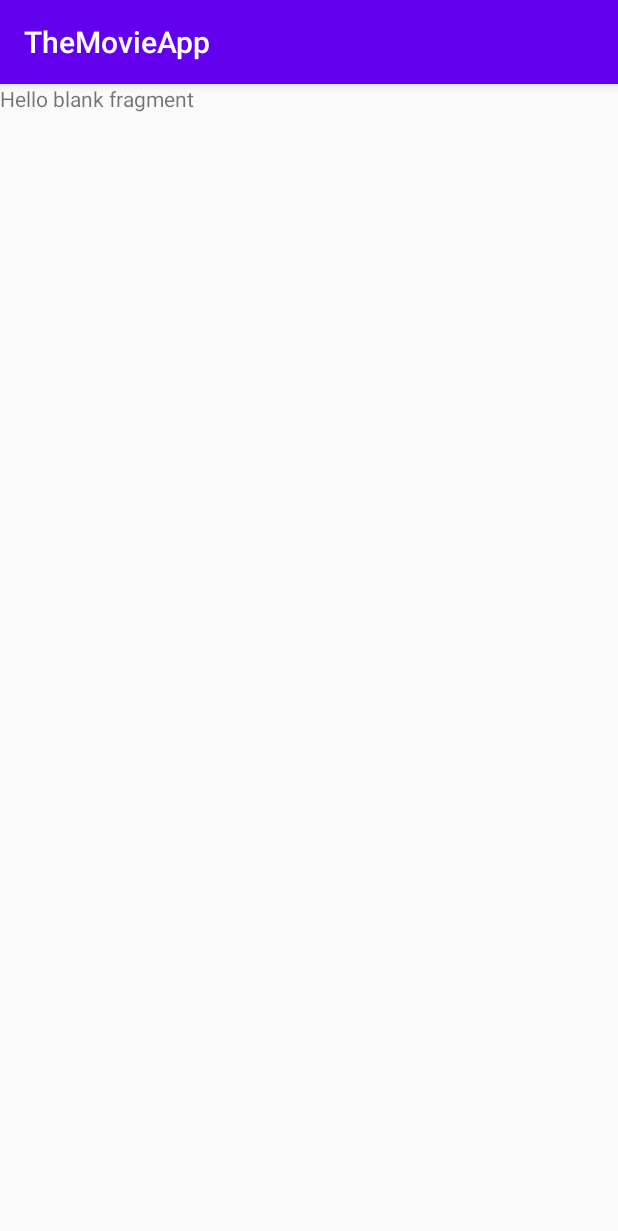
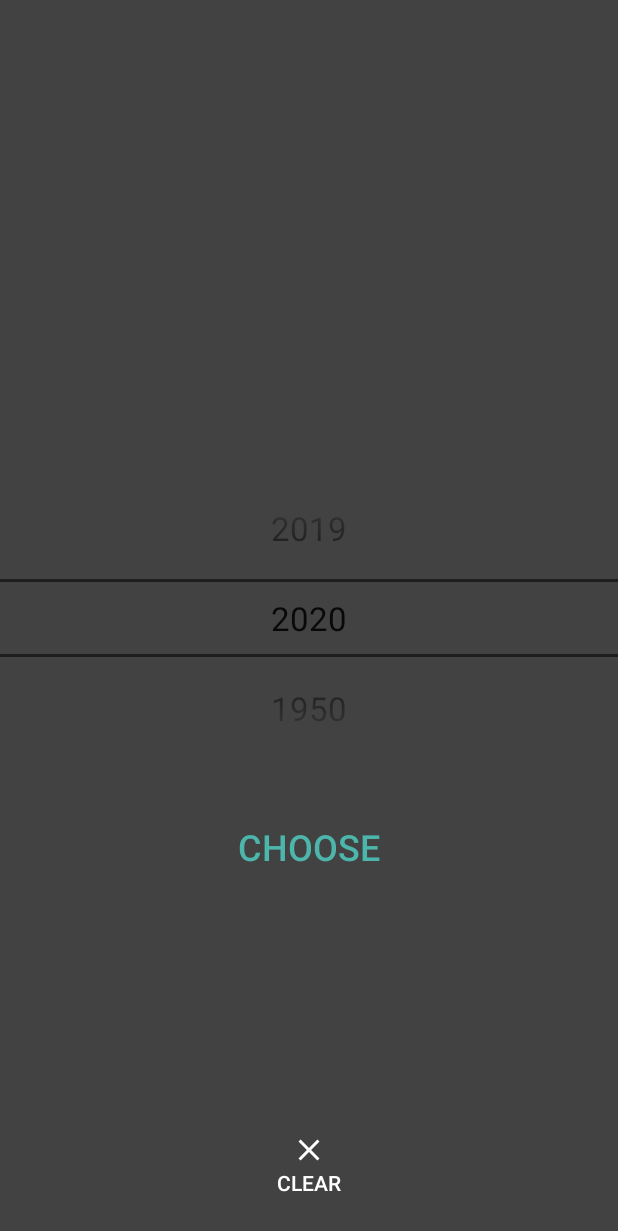
Before and after one commit to arash-jahani/TheMovieApp, an Android app: the fragment MovieFilterFragment shown on its own in the app's theme, on a phone screen of 412 x 824 dp. Shown: the top 1231 px of the screen. Run offline under Robolectric (Android 15) with nearby library versions, the phone set to English and light mode, and no system bars; our stand-ins replace Dagger/Hilt's generated code, RxJava.

Commit message:
Created MovieFilterFragment

```diff
--- a/app/src/main/java/ir/arashjahani/themovieapp/ui/base/BaseFragment.kt
+++ b/app/src/main/java/ir/arashjahani/themovieapp/ui/base/BaseFragment.kt
@@ -2,6 +2,7 @@ package ir.arashjahani.themovieapp.ui.base
 
 import android.os.Bundle
 import android.view.View
+import androidx.appcompat.app.AppCompatActivity
 import androidx.fragment.app.Fragment
 import dagger.android.support.AndroidSupportInjection
 
@@ -23,6 +24,10 @@ open abstract class BaseFragment<V : BaseViewModel<*>> : Fragment()  {
 
     }
 
+    fun hideActionBar(){
+        (activity as AppCompatActivity).supportActionBar?.hide()
+    }
+
     abstract fun getViewModel():V
 
 
--- a/app/src/main/java/ir/arashjahani/themovieapp/ui/movie/detail/MovieDetailFragment.kt
+++ b/app/src/main/java/ir/arashjahani/themovieapp/ui/movie/detail/MovieDetailFragment.kt
@@ -62,7 +62,7 @@ class MovieDetailFragment : BaseFragment<MovieDetailViewModel>() {
 
     fun prepareView(){
 
-        (activity as AppCompatActivity).supportActionBar?.hide()
+        hideActionBar()
 
         btn_back.setOnClickListener { NavHostFragment.findNavController(this).popBackStack() }
 
--- a/app/src/main/java/ir/arashjahani/themovieapp/ui/movie/filter/MovieFilterFragment.kt
+++ b/app/src/main/java/ir/arashjahani/themovieapp/ui/movie/filter/MovieFilterFragment.kt
@@ -5,13 +5,28 @@ import androidx.fragment.app.Fragment
 import android.view.LayoutInflater
 import android.view.View
 import android.view.ViewGroup
+import androidx.lifecycle.ViewModelProvider
+import androidx.navigation.NavController
+import androidx.navigation.fragment.NavHostFragment.findNavController
+import androidx.navigation.fragment.NavHostFragment
 
 import ir.arashjahani.themovieapp.R
+import ir.arashjahani.themovieapp.ui.base.BaseFragment
+import ir.arashjahani.themovieapp.ui.movie.detail.MovieDetailViewModel
+import ir.arashjahani.themovieapp.ui.movie.list.MoviesListViewModel
+import ir.arashjahani.themovieapp.viewmodel.ViewModelProviderFactory
+import kotlinx.android.synthetic.main.fragment_movie_filter.*
+import javax.inject.Inject
 
 /**
  * A simple [Fragment] subclass.
  */
-class MovieFilterFragment : Fragment() {
+class MovieFilterFragment : BaseFragment<MovieFilterViewModel>() {
+
+    @Inject
+    protected lateinit var mViewModelFactory: ViewModelProviderFactory
+
+    private lateinit var mMovieFilterViewModel: MovieFilterViewModel
 
     override fun onCreateView(
         inflater: LayoutInflater, container: ViewGroup?,
@@ -21,4 +36,42 @@ class MovieFilterFragment : Fragment() {
         return inflater.inflate(R.layout.fragment_movie_filter, container, false)
     }
 
+    override fun onViewCreated(view: View, savedInstanceState: Bundle?) {
+        super.onViewCreated(view, savedInstanceState)
+
+        prepareView()
+    }
+
+    fun prepareView(){
+
+        hideActionBar()
+
+        np_year.minValue=1950
+        np_year.maxValue=2020
+        np_year.value=2020
+
+        var bundle=Bundle()
+
+        btn_choose_year.setOnClickListener {
+
+            bundle.putInt("YEAR",np_year.value)
+            findNavController(this).setGraph(R.navigation.nav_graph, bundle)
+        }
+
+        btn_clear.setOnClickListener {
+
+            bundle.clear()
+            findNavController(this).setGraph(R.navigation.nav_graph, bundle)
+
+        }
+    }
+
+    override fun getViewModel(): MovieFilterViewModel {
+
+        mMovieFilterViewModel =
+            ViewModelProvider(this, mViewModelFactory).get(MovieFilterViewModel::class.java)
+        return mMovieFilterViewModel
+
+    }
+
 }
--- /dev/null
+++ b/app/src/main/java/ir/arashjahani/themovieapp/ui/movie/filter/MovieFilterViewModel.kt
@@ -0,0 +1,12 @@
+package ir.arashjahani.themovieapp.ui.movie.filter
+
+import ir.arashjahani.themovieapp.data.DataRepository
+import ir.arashjahani.themovieapp.ui.base.BaseNavigator
+import ir.arashjahani.themovieapp.ui.base.BaseViewModel
+
+/**
+ * Created By ArashJahani on 2020/03/18
+ */
+
+class MovieFilterViewModel (dataRepository: DataRepository) : BaseViewModel<BaseNavigator>(dataRepository) {
+}
--- a/app/src/main/java/ir/arashjahani/themovieapp/viewmodel/ViewModelProviderFactory.kt
+++ b/app/src/main/java/ir/arashjahani/themovieapp/viewmodel/ViewModelProviderFactory.kt
@@ -4,6 +4,7 @@ import androidx.lifecycle.ViewModel
 import androidx.lifecycle.ViewModelProvider
 import ir.arashjahani.themovieapp.data.DataRepository
 import ir.arashjahani.themovieapp.ui.movie.detail.MovieDetailViewModel
+import ir.arashjahani.themovieapp.ui.movie.filter.MovieFilterViewModel
 import ir.arashjahani.themovieapp.ui.movie.list.MoviesListViewModel
 import javax.inject.Inject
 import javax.inject.Singleton
@@ -26,6 +27,10 @@ class ViewModelProviderFactory @Inject constructor(private val dataRepository: D
 
             return MovieDetailViewModel(dataRepository) as T
 
+        }else if (modelClass.isAssignableFrom(MovieFilterViewModel::class.java)) {
+
+            return MovieFilterViewModel(dataRepository) as T
+
         }
 
         throw IllegalArgumentException("Unknown ViewModel class: " + modelClass.name)
--- /dev/null
+++ b/app/src/main/res/drawable/ic_clear.xml
@@ -0,0 +1,5 @@
+<vector android:height="24dp" android:tint="#FFFFFF"
+    android:viewportHeight="24.0" android:viewportWidth="24.0"
+    android:width="24dp" xmlns:android="http://schemas.android.com/apk/res/android">
+    <path android:fillColor="#FF000000" android:pathData="M19,6.41L17.59,5 12,10.59 6.41,5 5,6.41 10.59,12 5,17.59 6.41,19 12,13.41 17.59,19 19,17.59 13.41,12z"/>
+</vector>
--- a/app/src/main/res/layout/fragment_movie_filter.xml
+++ b/app/src/main/res/layout/fragment_movie_filter.xml
@@ -1,14 +1,49 @@
 <?xml version="1.0" encoding="utf-8"?>
-<FrameLayout xmlns:android="http://schemas.android.com/apk/res/android"
+<androidx.constraintlayout.widget.ConstraintLayout xmlns:android="http://schemas.android.com/apk/res/android"
+    xmlns:app="http://schemas.android.com/apk/res-auto"
     xmlns:tools="http://schemas.android.com/tools"
     android:layout_width="match_parent"
     android:layout_height="match_parent"
-    tools:context=".ui.movie.MovieFilterFragment">
+    android:background="#424242"
+    tools:context=".ui.movie.filter.MovieFilterFragment">
 
-    <!-- TODO: Update blank fragment layout -->
-    <TextView
+    <NumberPicker
+        android:id="@+id/np_year"
         android:layout_width="match_parent"
-        android:layout_height="match_parent"
-        android:text="@string/hello_blank_fragment" />
+        android:layout_height="wrap_content"
+        app:layout_constraintBottom_toBottomOf="parent"
+        app:layout_constraintEnd_toEndOf="parent"
+        app:layout_constraintStart_toStartOf="parent"
+        app:layout_constraintTop_toTopOf="parent"
+        android:theme="@style/NumberPickerText"
 
-</FrameLayout>
+        />
+
+    <androidx.appcompat.widget.AppCompatButton
+        android:id="@+id/btn_choose_year"
+        style="@style/Widget.AppCompat.Button.Borderless"
+        android:layout_width="wrap_content"
+        android:layout_height="wrap_content"
+        android:layout_marginTop="36dp"
+        android:text="Choose"
+        android:textColor="#4DB6AC"
+        android:textSize="24sp"
+        app:layout_constraintEnd_toEndOf="parent"
+        app:layout_constraintStart_toStartOf="parent"
+        app:layout_constraintTop_toBottomOf="@+id/np_year" />
+
+    <androidx.appcompat.widget.AppCompatButton
+        android:id="@+id/btn_clear"
+        style="@style/Widget.AppCompat.Button.Borderless"
+        android:layout_width="wrap_content"
+        android:layout_height="wrap_content"
+        android:layout_marginBottom="16dp"
+        android:drawableTop="@drawable/ic_clear"
+        android:text="clear"
+        android:textColor="#ffffff"
+        app:layout_constraintBottom_toBottomOf="parent"
+        app:layout_constraintEnd_toEndOf="parent"
+        app:layout_constraintStart_toStartOf="parent" />
+
+
+</androidx.constraintlayout.widget.ConstraintLayout>
--- a/app/src/main/res/navigation/nav_graph.xml
+++ b/app/src/main/res/navigation/nav_graph.xml
@@ -14,6 +14,9 @@
         <action
             android:id="@+id/actionMovieDetail"
             app:destination="@id/movieDetailFragment" />
+        <action
+            android:id="@+id/actionMovieFilter"
+            app:destination="@id/movieFilterFragment" />
     </fragment>
 
 
@@ -22,6 +25,11 @@
         android:name="ir.arashjahani.themovieapp.ui.movie.detail.MovieDetailFragment"
         android:label="fragment_movie_detail"
         tools:layout="@layout/fragment_movie_detail" />
+    <fragment
+        android:id="@+id/movieFilterFragment"
+        android:name="ir.arashjahani.themovieapp.ui.movie.filter.MovieFilterFragment"
+        android:label="fragment_movie_filter"
+        tools:layout="@layout/fragment_movie_filter" />
 
 
 </navigation>
--- a/app/src/main/res/values/styles.xml
+++ b/app/src/main/res/values/styles.xml
@@ -8,4 +8,10 @@
         <item name="colorAccent">@color/colorAccent</item>
     </style>
 
+    <style name="NumberPickerText">
+
+        <item name="android:textSize">22sp</item>
+
+    </style>
+
 </resources>
```
Also changed, not shown: app/src/main/java/ir/arashjahani/themovieapp/ui/movie/list/MoviesListFragment.kt (+11 -23 lines), app/src/main/res/drawable/ic_filter.xml (added, +9 -0 lines), app/src/main/res/layout/fragment_movies_list.xml (+14 -2 lines).
